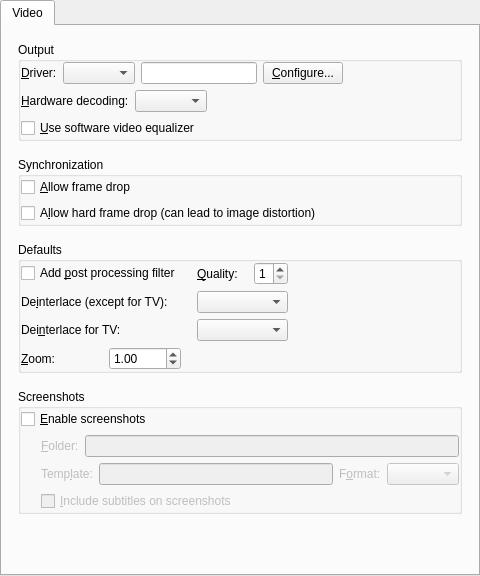
The window that src/gui/pref/video.ui (wilbert2000/wzplayer) describes before a commit, drawn with Qt 5.
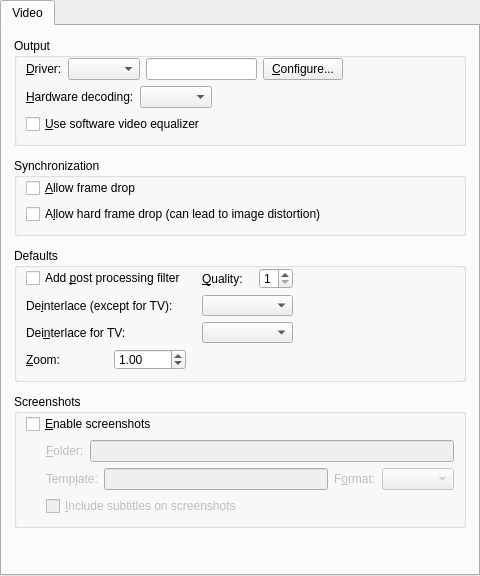
The same window after the commit. Custom widgets are drawn as their Qt base class.

Patch:
```diff
--- a/src/gui/pref/video.ui
+++ b/src/gui/pref/video.ui
@@ -28,10 +28,10 @@
       </attribute>
       <layout class="QVBoxLayout">
        <property name="spacing">
-        <number>16</number>
+        <number>12</number>
        </property>
        <property name="margin">
-        <number>16</number>
+        <number>12</number>
        </property>
        <item>
         <widget class="QGroupBox" name="output_group">
@@ -48,7 +48,7 @@
           <bool>true</bool>
          </property>
          <layout class="QVBoxLayout" name="output_verticalLayout">
-          <property name="margin">
+          <property name="topMargin">
            <number>0</number>
           </property>
           <item>
@@ -159,7 +159,7 @@
           <bool>true</bool>
          </property>
          <layout class="QVBoxLayout" name="synchronization_verticalLayout">
-          <property name="margin">
+          <property name="topMargin">
            <number>0</number>
           </property>
           <item>
@@ -194,12 +194,12 @@
           <bool>true</bool>
          </property>
          <layout class="QGridLayout" name="gridLayout">
+          <property name="topMargin">
+           <number>0</number>
+          </property>
           <property name="horizontalSpacing">
            <number>16</number>
           </property>
-          <property name="margin">
-           <number>0</number>
-          </property>
           <item row="0" column="0" colspan="2">
            <widget class="QCheckBox" name="postprocessing_check">
             <property name="text">
@@ -321,7 +321,7 @@
           <bool>true</bool>
          </property>
          <layout class="QVBoxLayout" name="screenshots_verticalLayout">
-          <property name="margin">
+          <property name="topMargin">
            <number>0</number>
           </property>
           <item>
```
